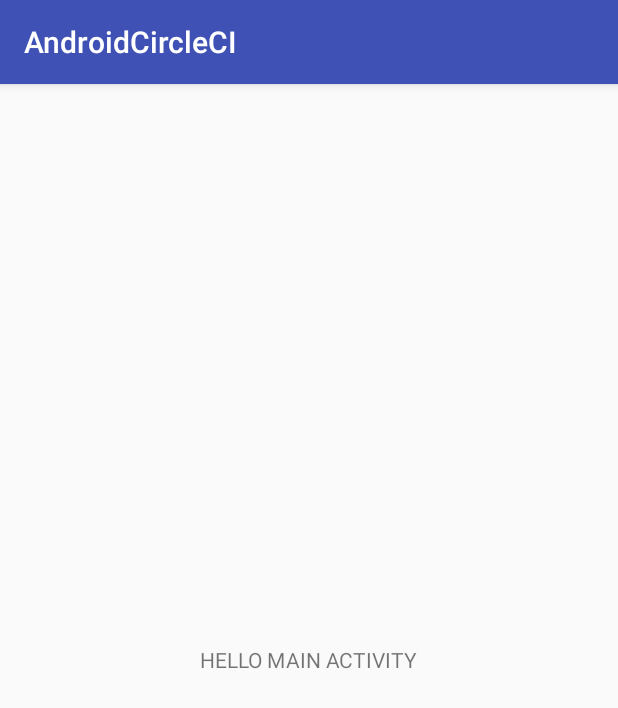
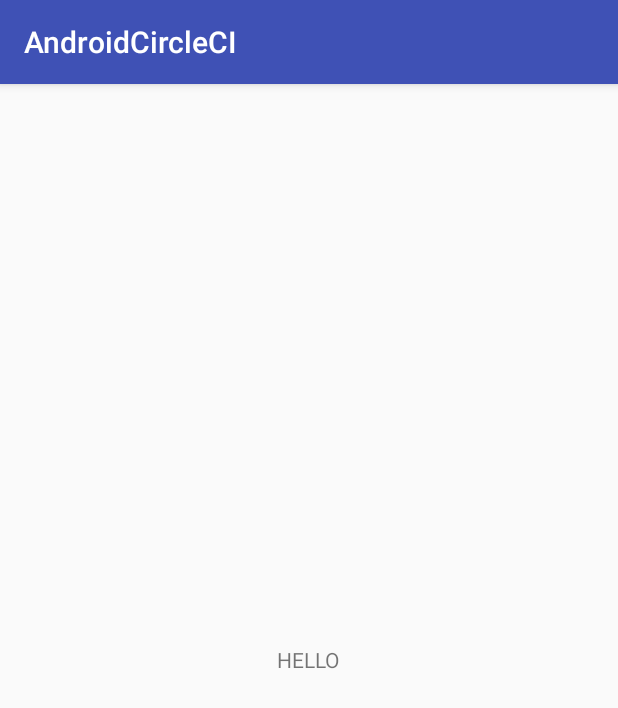
Before and after one commit to belalfyndiq/AndroidCircleCI, an Android app: the screen it shows after launch (MainActivity), on a phone screen of 412 x 824 dp. Shown: the top 708 px of the screen. Run offline under Robolectric (Android 15) with nearby library versions, the phone set to English and light mode, and no system bars; libraries missing offline, so code that uses them is left out: com.crashlytics.android, io.fabric.sdk; 1 statement that could not run was skipped.

Commit message:
Small change in the UI

```diff
--- a/app/src/main/res/layout/activity_main.xml
+++ b/app/src/main/res/layout/activity_main.xml
@@ -8,6 +8,6 @@
         android:layout_width="wrap_content"
         android:layout_height="wrap_content"
         android:layout_gravity="center"
-        android:text="HELLO MAIN ACTIVITY"/>
+        android:text="HELLO"/>
 
 </FrameLayout>
```
